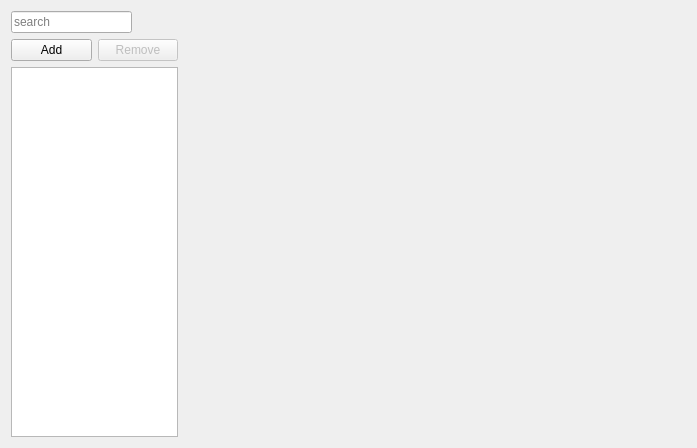
The window that ui/a2widget/a2item_editor.ui (ewerybody/a2) describes before a commit, drawn with Qt 5.
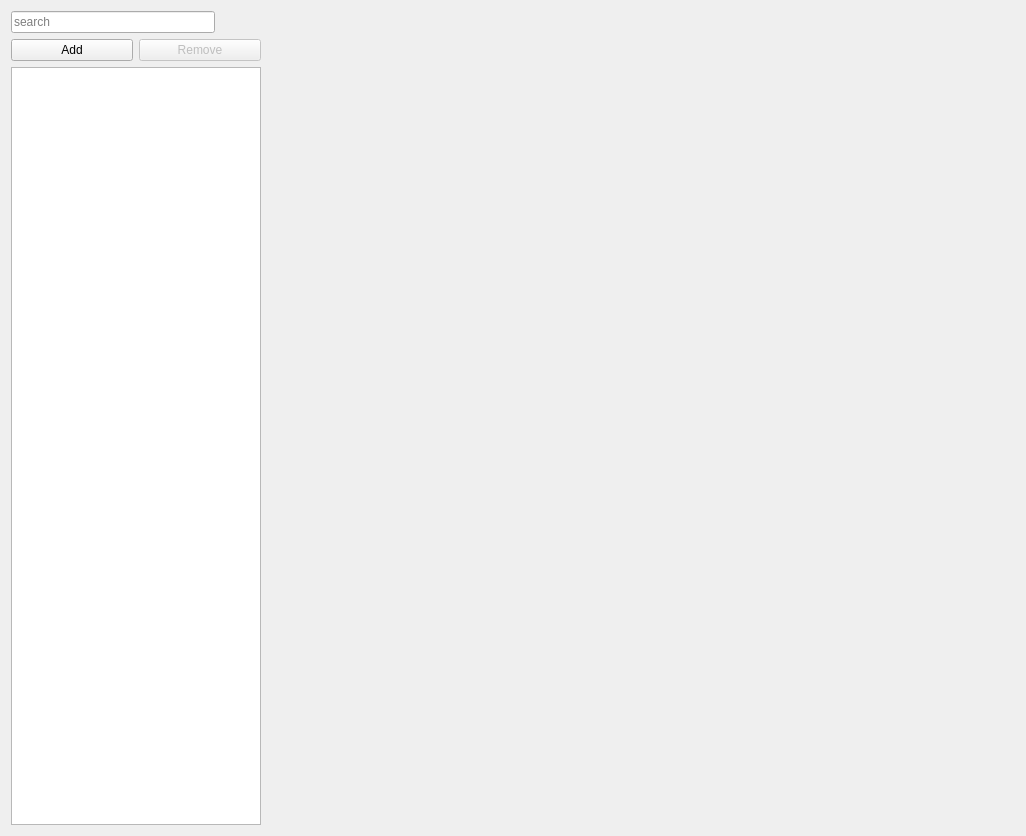
The same window after the commit.

Commit message: item_editor: named some ui elements, search field can be hidden

```diff
--- a/ui/a2widget/a2item_editor.ui
+++ b/ui/a2widget/a2item_editor.ui
@@ -6,8 +6,8 @@
    <rect>
     <x>0</x>
     <y>0</y>
-    <width>697</width>
-    <height>448</height>
+    <width>1026</width>
+    <height>836</height>
    </rect>
   </property>
   <property name="sizePolicy">
```
Left out of the diff: 6 changed lines with no effect on the pictures. The commit also changes 2 other files.
